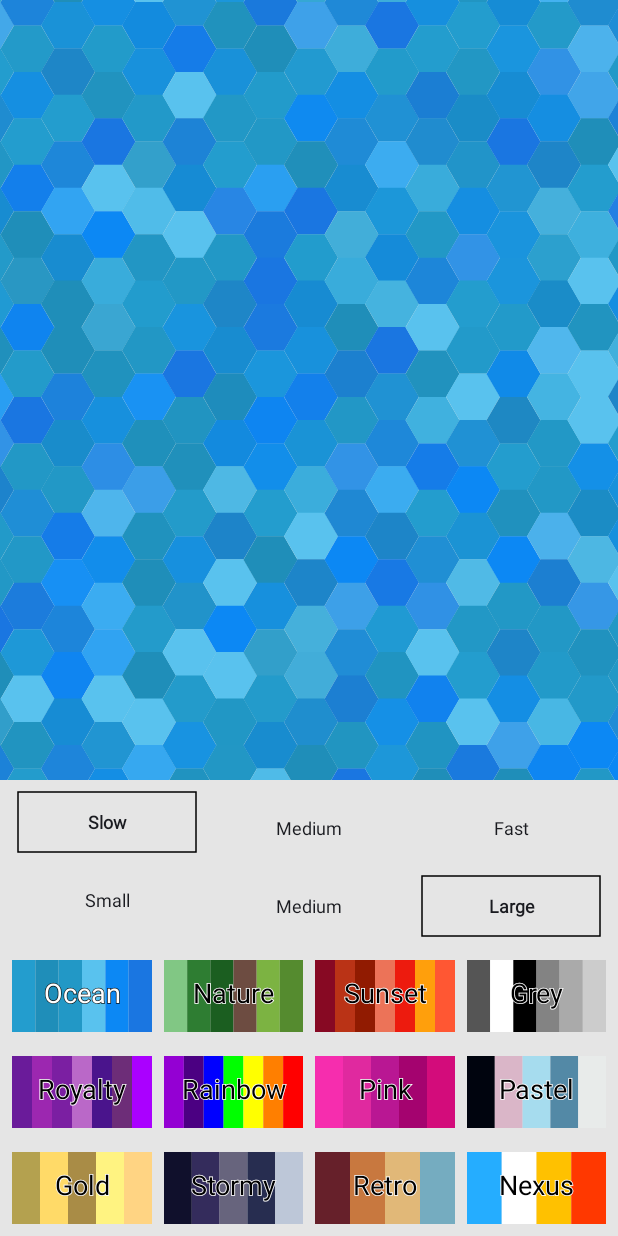
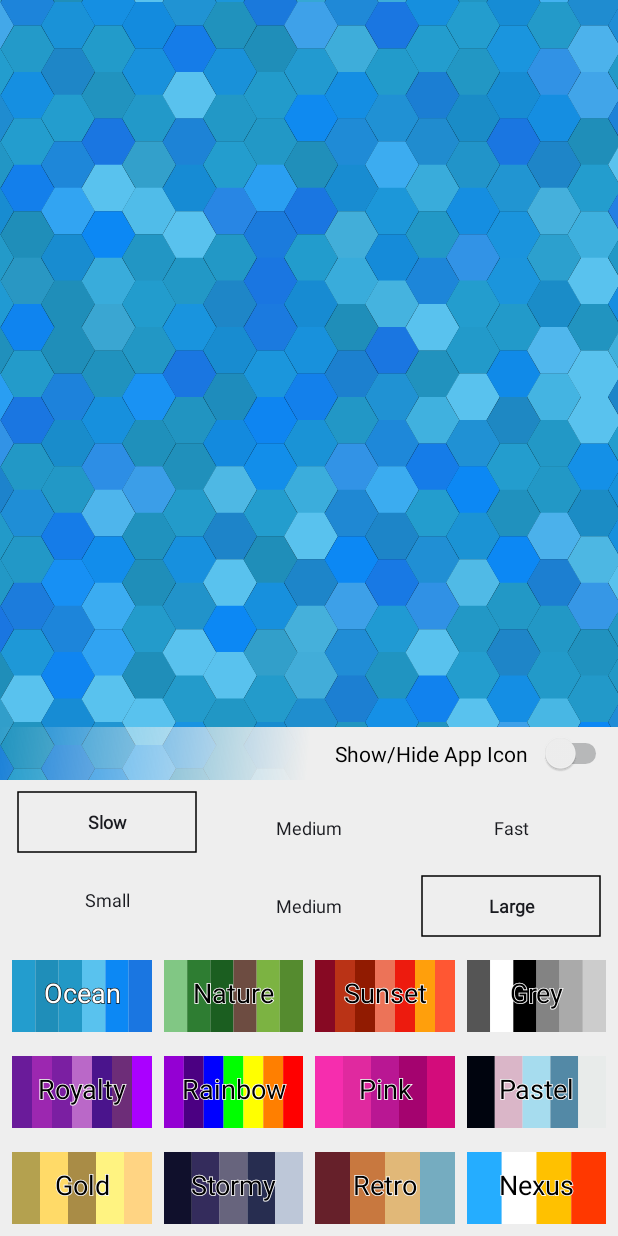
Before and after one commit to randauto/HexLiveWallpaper, an Android app: the screen it shows after launch (SettingsActivity), on a phone screen of 412 x 824 dp. Run offline under Robolectric (Android 15) with nearby library versions, the phone set to English and light mode, and no system bars.

Commit message:
Add button for setting wallpaper and switch for toggling launcher icon to ui

```diff
--- /dev/null
+++ b/app/src/main/res/drawable-v21/button.xml
@@ -0,0 +1,9 @@
+<?xml version="1.0" encoding="utf-8"?>
+<ripple xmlns:android="http://schemas.android.com/apk/res/android" android:color="#888">
+    <item>
+        <shape android:shape="rectangle">
+            <solid android:color="@color/settings_background" />
+            <corners android:radius="@dimen/button_roundness" />
+        </shape>
+    </item>
+</ripple>
--- /dev/null
+++ b/app/src/main/res/drawable/button.xml
@@ -0,0 +1,15 @@
+<?xml version="1.0" encoding="utf-8"?>
+<selector xmlns:android="http://schemas.android.com/apk/res/android">
+    <item android:state_pressed="true">
+        <shape android:shape="rectangle">
+            <solid android:color="#888" />
+            <corners android:radius="@dimen/button_roundness" />
+        </shape>
+    </item>
+    <item>
+        <shape android:shape="rectangle">
+            <solid android:color="@color/settings_background" />
+            <corners android:radius="@dimen/button_roundness" />
+        </shape>
+    </item>
+</selector>
--- /dev/null
+++ b/app/src/main/res/drawable/switch_gradient.xml
@@ -0,0 +1,7 @@
+<?xml version="1.0" encoding="utf-8"?>
+<shape xmlns:android="http://schemas.android.com/apk/res/android">
+    <gradient android:startColor="@color/settings_background"
+        android:angle="135"
+        android:centerColor="@color/settings_background"
+        android:endColor="#00000000"/>
+</shape>
--- a/app/src/main/res/layout/activity_settings.xml
+++ b/app/src/main/res/layout/activity_settings.xml
@@ -5,7 +5,6 @@
     android:id="@+id/root"
     android:layout_width="match_parent"
     android:layout_height="match_parent"
-    android:background="#e5e5e5"
     tools:context=".SettingsActivity">
 
     <com.moorhenapps.bluehex.wallpaper.HexView
@@ -17,12 +16,49 @@
         app:layout_constraintStart_toStartOf="parent"
         app:layout_constraintTop_toTopOf="parent" />
 
+    <Button
+        android:id="@+id/set_wallpaper"
+        android:layout_width="wrap_content"
+        android:layout_height="wrap_content"
+        android:layout_margin="8dp"
+        android:background="@drawable/button"
+        android:visibility="gone"
+        android:elevation="8dp"
+        android:paddingTop="8dp"
+        android:paddingBottom="8dp"
+        android:paddingLeft="12dp"
+        android:paddingRight="12dp"
+        android:text="@string/set_wallpaper"
+        app:layout_constraintRight_toRightOf="@id/hex_example"
+        app:layout_constraintTop_toTopOf="@id/hex_example" />
+
+    <FrameLayout
+        android:background="@drawable/switch_gradient"
+        android:layout_width="match_parent"
+        android:layout_height="wrap_content"
+        app:layout_constraintBottom_toBottomOf="@id/hex_example"
+        app:layout_constraintRight_toRightOf="@id/hex_example">
+
+        <Switch
+            android:id="@+id/show_app_icon"
+            android:layout_gravity="end"
+            android:layout_width="wrap_content"
+            android:layout_height="wrap_content"
+            android:paddingLeft="@dimen/settings_horz_padding"
+            android:paddingRight="@dimen/settings_horz_padding"
+            android:paddingTop="8dp"
+            android:paddingBottom="8dp"
+            android:switchPadding="8dp"
+            android:text="@string/show_hide_app_icon" />
+    </FrameLayout>
+
     <android.support.constraint.ConstraintLayout
         android:id="@+id/buttons"
+        android:background="@color/settings_background"
         android:layout_width="match_parent"
         android:layout_height="wrap_content"
-        android:paddingLeft="4dp"
-        android:paddingRight="4dp"
+        android:paddingLeft="@dimen/settings_horz_padding"
+        android:paddingRight="@dimen/settings_horz_padding"
         android:paddingBottom="8dp"
         app:layout_constraintBottom_toBottomOf="parent"
         app:layout_constraintTop_toBottomOf="@id/hex_example">
--- /dev/null
+++ b/app/src/main/res/values-w720dp/dimens.xml
@@ -0,0 +1,4 @@
+<?xml version="1.0" encoding="utf-8"?>
+<resources>
+    <dimen name="settings_horz_padding">120dp</dimen>
+</resources>
--- /dev/null
+++ b/app/src/main/res/values/colors.xml
@@ -0,0 +1,5 @@
+<?xml version="1.0" encoding="utf-8"?>
+<resources>
+    <color name="settings_background">#eee</color>
+    <color name="window_background">#000</color>
+</resources>
--- /dev/null
+++ b/app/src/main/res/values/dimens.xml
@@ -0,0 +1,5 @@
+<?xml version="1.0" encoding="utf-8"?>
+<resources>
+    <dimen name="button_roundness">64dp</dimen>
+    <dimen name="settings_horz_padding">4dp</dimen>
+</resources>
--- a/app/src/main/res/values/strings.xml
+++ b/app/src/main/res/values/strings.xml
@@ -33,5 +33,7 @@
     <string name="large">Large</string>
 
     <string name="install">Install</string>
+    <string name="show_hide_app_icon">Show/Hide App Icon</string>
+    <string name="set_wallpaper">Set Wallpaper</string>
 
 </resources>
--- a/app/src/main/res/values/styles.xml
+++ b/app/src/main/res/values/styles.xml
@@ -1,7 +1,7 @@
 <resources>
 
     <style name="SettingsTheme" parent="android:Theme.DeviceDefault.Light.NoActionBar">
-
+        <item name="android:windowBackground">@color/window_background</item>
     </style>
 
     <style name="ToggleBarButton">
```
